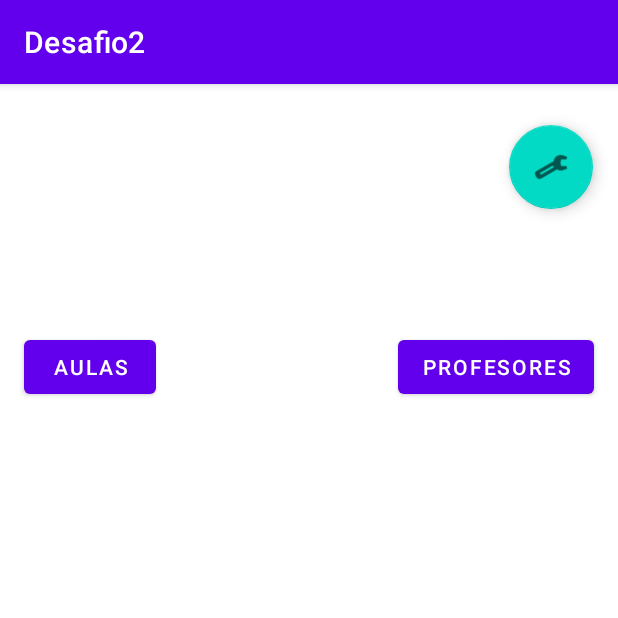
After one commit to ChemaRuiz94/Desafio2Android, an Android app: the InventarioActivity screen opened directly, with no data from a screen before it, on a phone screen of 412 x 824 dp, the top half of it. The commit adds this screen. Run offline under Robolectric (Android 15) with nearby library versions, the phone set to English and light mode, and no system bars; 1 statement that could not run was skipped.

Commit message:
Commit - LoginActivity go to InventarioActivity + (object user comun)

```diff
--- a/app/src/main/AndroidManifest.xml
+++ b/app/src/main/AndroidManifest.xml
@@ -13,11 +13,14 @@
         android:supportsRtl="true"
         android:theme="@style/Theme.Desafio2">
         <activity
+            android:name=".InventarioActivity"
+            android:exported="true" />
+        <activity
             android:name=".SignUpActivity"
             android:exported="true" />
         <activity
             android:name=".LoginActivity"
-            android:exported="true" >
+            android:exported="true">
             <intent-filter>
                 <action android:name="android.intent.action.MAIN" />
 
@@ -37,7 +40,6 @@
         <meta-data
             android:name="com.google.android.actions"
             android:resource="@xml/network_security_config" />
-
     </application>
 
 </manifest>
--- a/app/src/main/java/com/chema/desafio2/Api/ServiceBuilder.kt
+++ b/app/src/main/java/com/chema/desafio2/Api/ServiceBuilder.kt
@@ -9,10 +9,10 @@ import retrofit2.converter.gson.GsonConverterFactory
 object ServiceBuilder {
 
     val client = OkHttpClient.Builder().build()
-    //const val url = "http://192.168.0.156:5000/"
+    const val url = "http://192.168.0.156:5000/"
     //const val url = "http://192.168.209.96:5000"
     //const val url = "http://192.168.234.169:5000"
-    const val url = "http://192.168.234.64:5000"
+    //const val url = "http://192.168.234.64:5000"
 
     private val retrofit = Retrofit.Builder()
         .baseUrl(url) //Con 127.0.0.1 hay un problema de seguridad. Se debe acceder por esta ip (especial para enmascarar localhost) que accede a localhost.
--- /dev/null
+++ b/app/src/main/java/com/chema/desafio2/InventarioActivity.kt
@@ -0,0 +1,26 @@
+package com.chema.desafio2
+
+import androidx.appcompat.app.AppCompatActivity
+import android.os.Bundle
+import android.widget.TextView
+import com.chema.desafio2.modelo.ActualUser
+import com.chema.desafio2.modelo.Persona
+
+class InventarioActivity : AppCompatActivity() {
+
+    private lateinit var usuario: Persona
+    lateinit var txt_nom : TextView
+
+    override fun onCreate(savedInstanceState: Bundle?) {
+        super.onCreate(savedInstanceState)
+        setContentView(R.layout.activity_inventario)
+
+        txt_nom = findViewById(R.id.txt_nombre_inventario)
+
+        val user: Persona = ActualUser.actualUser
+
+        if(user != null){
+            txt_nom.setText(user!!.Nombre)
+        }
+    }
+}
--- a/app/src/main/java/com/chema/desafio2/LoginActivity.kt
+++ b/app/src/main/java/com/chema/desafio2/LoginActivity.kt
@@ -9,6 +9,7 @@ import android.widget.EditText
 import android.widget.Toast
 import com.chema.desafio2.Api.PersonaApi
 import com.chema.desafio2.Api.ServiceBuilder
+import com.chema.desafio2.modelo.ActualUser
 import com.chema.desafio2.modelo.Persona
 import com.chema.desafio2.modelo.Rol
 import retrofit2.Call
@@ -72,7 +73,7 @@ class LoginActivity : AppCompatActivity() {
         val request = ServiceBuilder.buildService(PersonaApi::class.java)
         val call = request.loginUsuario(us)
 
-        var intentV1 = Intent(this, MainActivity::class.java)
+        var intentV1 = Intent(this, InventarioActivity::class.java)
 
 
         call.enqueue(object : Callback<MutableList<Persona>> {
@@ -83,14 +84,18 @@ class LoginActivity : AppCompatActivity() {
             ) {
 
                 if (response.code() == 200) {
-                    var per = response.body()
-                    var nombre = per!![0].Nombre
+                    var p = response.body()
+                    var per = p!![0] as Persona
+                    ActualUser.actualUser = per
+                    Toast.makeText(contexto, "HOLA ${per.Nombre} "+ response.message().toString(), Toast.LENGTH_LONG).show()
+
+
+                    //intentV1.putExtra("usuario",per)
 
                     startActivity(intentV1)
-                    //Toast.makeText(contexto, "BIEEEN ${nombre}", Toast.LENGTH_LONG).show()
                 } else {
-                    Toast.makeText(contexto, "MAAAL", Toast.LENGTH_LONG).show()
-                    //Toast.makeText(contexto, response.message().toString(), Toast.LENGTH_LONG).show()
+
+                    Toast.makeText(contexto, "login incorrecto "+ response.message().toString(), Toast.LENGTH_LONG).show()
                 }
             }
 
--- /dev/null
+++ b/app/src/main/java/com/chema/desafio2/modelo/ActualUser.kt
@@ -0,0 +1,5 @@
+package com.chema.desafio2.modelo
+
+object ActualUser {
+    lateinit var actualUser : Persona
+}
--- /dev/null
+++ b/app/src/main/res/layout/activity_inventario.xml
@@ -0,0 +1,81 @@
+<?xml version="1.0" encoding="utf-8"?>
+<androidx.constraintlayout.widget.ConstraintLayout xmlns:android="http://schemas.android.com/apk/res/android"
+    xmlns:app="http://schemas.android.com/apk/res-auto"
+    xmlns:tools="http://schemas.android.com/tools"
+    android:layout_width="match_parent"
+    android:layout_height="match_parent"
+    tools:context=".InventarioActivity">
+
+    <FrameLayout
+        android:id="@+id/frame_inventario"
+        android:layout_width="417dp"
+        android:layout_height="515dp"
+        app:layout_constraintBottom_toBottomOf="parent"
+        app:layout_constraintEnd_toEndOf="parent"
+        app:layout_constraintStart_toStartOf="parent"
+        app:layout_constraintTop_toTopOf="parent"
+        app:layout_constraintVertical_bias="1.0">
+
+    </FrameLayout>
+
+    <TextView
+        android:id="@+id/txt_nombre_inventario"
+        android:layout_width="wrap_content"
+        android:layout_height="wrap_content"
+        android:textSize="24sp"
+        app:layout_constraintBottom_toBottomOf="parent"
+        app:layout_constraintEnd_toEndOf="parent"
+        app:layout_constraintHorizontal_bias="0.045"
+        app:layout_constraintStart_toStartOf="parent"
+        app:layout_constraintTop_toTopOf="parent"
+        app:layout_constraintVertical_bias="0.036" />
+
+    <Button
+        android:id="@+id/btn_gestion_aulas"
+        android:layout_width="wrap_content"
+        android:layout_height="wrap_content"
+        android:text="@string/aulas"
+        app:layout_constraintBottom_toBottomOf="parent"
+        app:layout_constraintEnd_toEndOf="parent"
+        app:layout_constraintHorizontal_bias="0.05"
+        app:layout_constraintStart_toStartOf="parent"
+        app:layout_constraintTop_toTopOf="parent"
+        app:layout_constraintVertical_bias="0.229" />
+
+    <Button
+        android:id="@+id/btn_gestion_profesores"
+        android:layout_width="wrap_content"
+        android:layout_height="wrap_content"
+        android:text="@string/profesores"
+        app:layout_constraintBottom_toBottomOf="parent"
+        app:layout_constraintEnd_toEndOf="parent"
+        app:layout_constraintHorizontal_bias="0.942"
+        app:layout_constraintStart_toStartOf="parent"
+        app:layout_constraintTop_toTopOf="parent"
+        app:layout_constraintVertical_bias="0.229" />
+
+    <com.google.android.material.floatingactionbutton.FloatingActionButton
+        android:id="@+id/floatingActionButton_preferencias_inventario"
+        android:layout_width="wrap_content"
+        android:layout_height="wrap_content"
+        android:clickable="true"
+        app:layout_constraintBottom_toBottomOf="parent"
+        app:layout_constraintEnd_toEndOf="parent"
+        app:layout_constraintHorizontal_bias="0.954"
+        app:layout_constraintStart_toStartOf="parent"
+        app:layout_constraintTop_toTopOf="parent"
+        app:layout_constraintVertical_bias="0.038"
+        app:srcCompat="@android:drawable/ic_menu_preferences"
+        tools:ignore="SpeakableTextPresentCheck,SpeakableTextPresentCheck" />
+
+    <TextView
+        android:id="@+id/txt_rol_inventario"
+        android:layout_width="wrap_content"
+        android:layout_height="wrap_content"
+        app:layout_constraintBottom_toBottomOf="parent"
+        app:layout_constraintEnd_toEndOf="parent"
+        app:layout_constraintHorizontal_bias="0.045"
+        app:layout_constraintStart_toStartOf="parent"
+        app:layout_constraintTop_toTopOf="parent"
+        app:layout_constraintVertical_bias="0.115" />
+</androidx.constraintlayout.widget.ConstraintLayout>
--- a/app/src/main/res/layout/activity_main.xml
+++ b/app/src/main/res/layout/activity_main.xml
@@ -7,12 +7,15 @@
     tools:context=".MainActivity">
 
     <TextView
+        android:id="@+id/txt_hello"
         android:layout_width="wrap_content"
         android:layout_height="wrap_content"
-        android:text="Hello World!"
+        android:text="TextView"
         app:layout_constraintBottom_toBottomOf="parent"
-        app:layout_constraintLeft_toLeftOf="parent"
-        app:layout_constraintRight_toRightOf="parent"
-        app:layout_constraintTop_toTopOf="parent" />
+        app:layout_constraintEnd_toEndOf="parent"
+        app:layout_constraintHorizontal_bias="0.498"
+        app:layout_constraintStart_toStartOf="parent"
+        app:layout_constraintTop_toTopOf="parent"
+        app:layout_constraintVertical_bias="0.219" />
 
 </androidx.constraintlayout.widget.ConstraintLayout>
--- a/app/src/main/res/values/strings.xml
+++ b/app/src/main/res/values/strings.xml
@@ -7,4 +7,6 @@
     <string name="dni">DNI</string>
     <string name="telefono">Telefono</string>
     <string name="aceptar">Aceptar</string>
+    <string name="aulas">Aulas</string>
+    <string name="profesores">Profesores</string>
 </resources>
--- a/app/src/main/res/xml/network_security_config.xml
+++ b/app/src/main/res/xml/network_security_config.xml
@@ -6,5 +6,6 @@
         <domain includeSubdomains="true">192.168.209.96</domain>
         <domain includeSubdomains="true">192.168.234.169</domain>
         <domain includeSubdomains="true">192.168.234.64</domain>
+        <domain includeSubdomains="true">192.168.0.156</domain>
     </domain-config>
 </network-security-config>
```
Also changed, not shown: app/src/main/java/com/chema/desafio2/MainActivity.kt (+9 -0 lines), 1 other file.
